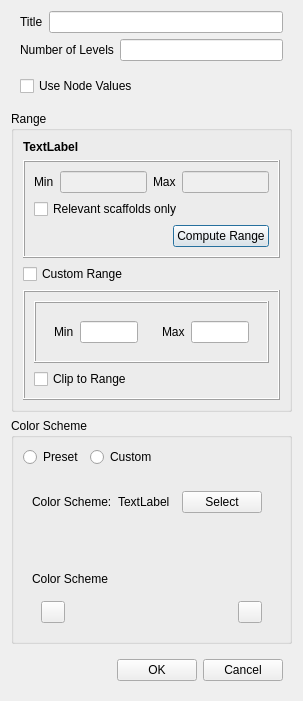
nextfoam/baram, file baramFlow/view/results/graphics/colormap_dialog.ui: the form before one commit.
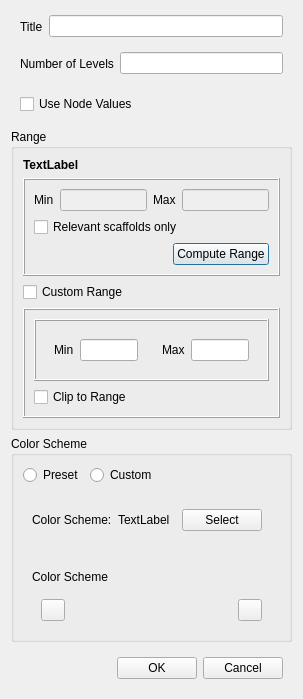
The form after the commit.

Commit message: Issue baram#638 matplotlib is not used any longer for colormaps

Patch:
```diff
--- a/baramFlow/view/results/graphics/colormap_dialog.ui
+++ b/baramFlow/view/results/graphics/colormap_dialog.ui
@@ -403,32 +403,7 @@
           </widget>
          </item>
          <item>
-          <widget class="QLabel" name="presetColorBar">
-           <property name="sizePolicy">
-            <sizepolicy hsizetype="Preferred" vsizetype="Fixed">
-             <horstretch>0</horstretch>
-             <verstretch>0</verstretch>
-            </sizepolicy>
-           </property>
-           <property name="minimumSize">
-            <size>
-             <width>0</width>
-             <height>20</height>
-            </size>
-           </property>
-           <property name="maximumSize">
-            <size>
-             <width>16777215</width>
-             <height>20</height>
-            </size>
-           </property>
-           <property name="text">
-            <string/>
-           </property>
-           <property name="scaledContents">
-            <bool>true</bool>
-           </property>
-          </widget>
+          <widget class="QWidget" name="presetColorBar" native="true"/>
          </item>
         </layout>
        </widget>
```
The commit also changes 4 other files.
